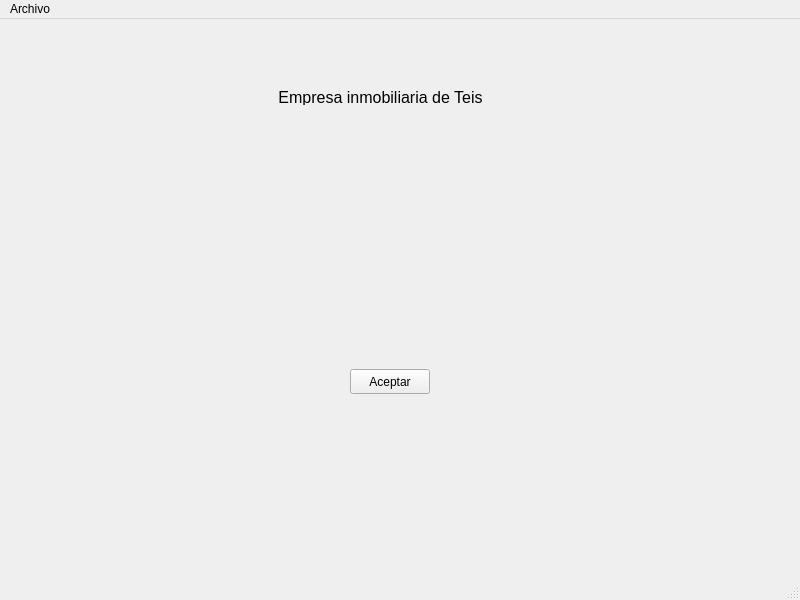
Before: the Qt Designer form venPrincipal.ui in EvanSilva/ProyectoDI-2, drawn with Qt 5.
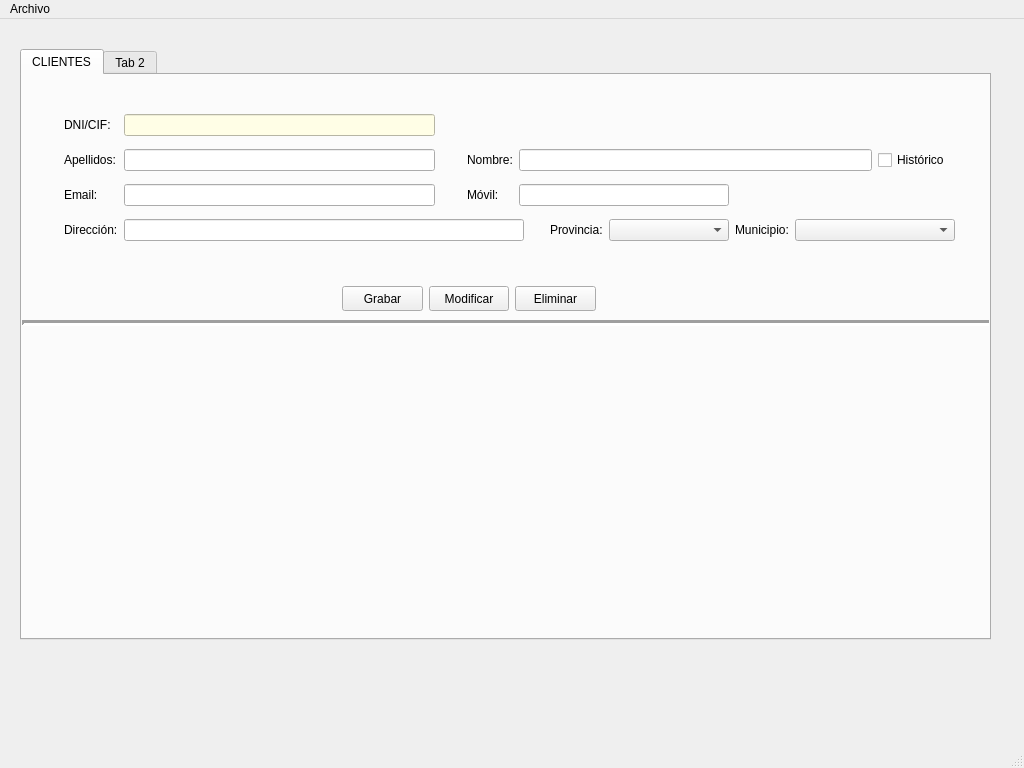
After: the same form once the commit is applied.

```diff
--- a/venPrincipal.ui
+++ b/venPrincipal.ui
@@ -6,59 +6,331 @@
    <rect>
     <x>0</x>
     <y>0</y>
-    <width>800</width>
-    <height>600</height>
+    <width>1024</width>
+    <height>768</height>
    </rect>
   </property>
   <property name="windowTitle">
    <string>Inmoteis</string>
   </property>
   <widget class="QWidget" name="centralwidget">
-   <widget class="QPushButton" name="btnAceptar">
+   <widget class="QTabWidget" name="panPrincipal">
     <property name="geometry">
      <rect>
-      <x>350</x>
-      <y>350</y>
-      <width>80</width>
-      <height>25</height>
+      <x>20</x>
+      <y>30</y>
+      <width>971</width>
+      <height>591</height>
      </rect>
     </property>
-    <property name="minimumSize">
-     <size>
-      <width>80</width>
-      <height>25</height>
-     </size>
+    <property name="currentIndex">
+     <number>0</number>
     </property>
-    <property name="maximumSize">
-     <size>
-      <width>80</width>
-      <height>25</height>
-     </size>
-    </property>
-    <property name="text">
-     <string>Aceptar</string>
-    </property>
-   </widget>
-   <widget class="QLabel" name="lblTitulo">
-    <property name="geometry">
-     <rect>
-      <x>250</x>
-      <y>70</y>
-      <width>261</width>
-      <height>16</height>
-     </rect>
-    </property>
-    <property name="font">
-     <font>
-      <pointsize>12</pointsize>
-     </font>
-    </property>
-    <property name="text">
-     <string>Empresa inmobiliaria de Teis</string>
-    </property>
-    <property name="alignment">
-     <set>Qt::AlignCenter</set>
-    </property>
+    <widget class="QWidget" name="tabClientes">
+     <attribute name="title">
+      <string>CLIENTES</string>
+     </attribute>
+     <widget class="Line" name="line">
+      <property name="geometry">
+       <rect>
+        <x>0</x>
+        <y>240</y>
+        <width>971</width>
+        <height>16</height>
+       </rect>
+      </property>
+      <property name="lineWidth">
+       <number>3</number>
+      </property>
+      <property name="orientation">
+       <enum>Qt::Horizontal</enum>
+      </property>
+     </widget>
+     <widget class="QWidget" name="">
+      <property name="geometry">
+       <rect>
+        <x>42</x>
+        <y>32</y>
+        <width>891</width>
+        <height>141</height>
+       </rect>
+      </property>
+      <layout class="QGridLayout" name="gridLayout">
+       <item row="0" column="0">
+        <widget class="QLabel" name="lblDnicli">
+         <property name="text">
+          <string>DNI/CIF:</string>
+         </property>
+        </widget>
+       </item>
+       <item row="0" column="1">
+        <widget class="QLineEdit" name="txtDnicli">
+         <property name="minimumSize">
+          <size>
+           <width>120</width>
+           <height>0</height>
+          </size>
+         </property>
+         <property name="styleSheet">
+          <string notr="true">background-color: rgb(255, 254, 230);</string>
+         </property>
+        </widget>
+       </item>
+       <item row="1" column="0">
+        <widget class="QLabel" name="lblApelcli">
+         <property name="text">
+          <string>Apellidos:</string>
+         </property>
+        </widget>
+       </item>
+       <item row="1" column="1">
+        <widget class="QLineEdit" name="txtApelCli">
+         <property name="minimumSize">
+          <size>
+           <width>300</width>
+           <height>0</height>
+          </size>
+         </property>
+        </widget>
+       </item>
+       <item row="1" column="2">
+        <spacer name="horizontalSpacer">
+         <property name="orientation">
+          <enum>Qt::Horizontal</enum>
+         </property>
+         <property name="sizeType">
+          <enum>QSizePolicy::Fixed</enum>
+         </property>
+         <property name="sizeHint" stdset="0">
+          <size>
+           <width>20</width>
+           <height>20</height>
+          </size>
+         </property>
+        </spacer>
+       </item>
+       <item row="1" column="3">
+        <widget class="QLabel" name="lblNomcli">
+         <property name="text">
+          <string>Nombre:</string>
+         </property>
+        </widget>
+       </item>
+       <item row="1" column="4" colspan="5">
+        <widget class="QLineEdit" name="txtNomcli">
+         <property name="minimumSize">
+          <size>
+           <width>300</width>
+           <height>0</height>
+          </size>
+         </property>
+         <property name="text">
+          <string/>
+         </property>
+        </widget>
+       </item>
+       <item row="1" column="9">
+        <widget class="QCheckBox" name="chkHistoriacli">
+         <property name="text">
+          <string>Histórico</string>
+         </property>
+        </widget>
+       </item>
+       <item row="2" column="0">
+        <widget class="QLabel" name="lblEmailcli">
+         <property name="text">
+          <string>Email:</string>
+         </property>
+        </widget>
+       </item>
+       <item row="2" column="1">
+        <widget class="QLineEdit" name="txtEmailcli">
+         <property name="minimumSize">
+          <size>
+           <width>300</width>
+           <height>0</height>
+          </size>
+         </property>
+         <property name="text">
+          <string/>
+         </property>
+        </widget>
+       </item>
+       <item row="2" column="2">
+        <spacer name="horizontalSpacer_2">
+         <property name="orientation">
+          <enum>Qt::Horizontal</enum>
+         </property>
+         <property name="sizeType">
+          <enum>QSizePolicy::Fixed</enum>
+         </property>
+         <property name="sizeHint" stdset="0">
+          <size>
+           <width>20</width>
+           <height>20</height>
+          </size>
+         </property>
+        </spacer>
+       </item>
+       <item row="2" column="3">
+        <widget class="QLabel" name="lblMovilcli">
+         <property name="text">
+          <string>Móvil:</string>
+         </property>
+        </widget>
+       </item>
+       <item row="2" column="4" colspan="3">
+        <widget class="QLineEdit" name="txtMovilcli">
+         <property name="minimumSize">
+          <size>
+           <width>120</width>
+           <height>0</height>
+          </size>
+         </property>
+        </widget>
+       </item>
+       <item row="3" column="0">
+        <widget class="QLabel" name="lblDircli">
+         <property name="text">
+          <string>Dirección:</string>
+         </property>
+        </widget>
+       </item>
+       <item row="3" column="1" colspan="3">
+        <widget class="QLineEdit" name="txtDircli">
+         <property name="minimumSize">
+          <size>
+           <width>400</width>
+           <height>0</height>
+          </size>
+         </property>
+        </widget>
+       </item>
+       <item row="3" column="4">
+        <spacer name="horizontalSpacer_3">
+         <property name="orientation">
+          <enum>Qt::Horizontal</enum>
+         </property>
+         <property name="sizeType">
+          <enum>QSizePolicy::Fixed</enum>
+         </property>
+         <property name="sizeHint" stdset="0">
+          <size>
+           <width>20</width>
+           <height>20</height>
+          </size>
+         </property>
+        </spacer>
+       </item>
+       <item row="3" column="5">
+        <widget class="QLabel" name="lblProvcli">
+         <property name="text">
+          <string>Provincia:</string>
+         </property>
+        </widget>
+       </item>
+       <item row="3" column="6">
+        <widget class="QComboBox" name="cmbProvcli">
+         <property name="minimumSize">
+          <size>
+           <width>120</width>
+           <height>0</height>
+          </size>
+         </property>
+        </widget>
+       </item>
+       <item row="3" column="7">
+        <widget class="QLabel" name="lblMunicli_2">
+         <property name="text">
+          <string>Municipio:</string>
+         </property>
+        </widget>
+       </item>
+       <item row="3" column="8" colspan="2">
+        <widget class="QComboBox" name="cmbMunicli_2">
+         <property name="minimumSize">
+          <size>
+           <width>160</width>
+           <height>0</height>
+          </size>
+         </property>
+        </widget>
+       </item>
+      </layout>
+     </widget>
+     <widget class="QWidget" name="">
+      <property name="geometry">
+       <rect>
+        <x>320</x>
+        <y>210</y>
+        <width>254</width>
+        <height>27</height>
+       </rect>
+      </property>
+      <layout class="QHBoxLayout" name="horizontalLayout">
+       <item>
+        <widget class="QPushButton" name="btlGrabarcli">
+         <property name="minimumSize">
+          <size>
+           <width>80</width>
+           <height>25</height>
+          </size>
+         </property>
+         <property name="text">
+          <string>Grabar</string>
+         </property>
+        </widget>
+       </item>
+       <item>
+        <widget class="QPushButton" name="btlModifcli">
+         <property name="minimumSize">
+          <size>
+           <width>80</width>
+           <height>25</height>
+          </size>
+         </property>
+         <property name="text">
+          <string>Modificar</string>
+         </property>
+        </widget>
+       </item>
+       <item>
+        <widget class="QPushButton" name="btlElimcli">
+         <property name="minimumSize">
+          <size>
+           <width>80</width>
+           <height>25</height>
+          </size>
+         </property>
+         <property name="text">
+          <string>Eliminar</string>
+         </property>
+        </widget>
+       </item>
+      </layout>
+     </widget>
+    </widget>
+    <widget class="QWidget" name="tabConstruccion">
+     <attribute name="title">
+      <string>Tab 2</string>
+     </attribute>
+     <widget class="QLabel" name="label">
+      <property name="geometry">
+       <rect>
+        <x>260</x>
+        <y>110</y>
+        <width>291</width>
+        <height>141</height>
+       </rect>
+      </property>
+      <property name="text">
+       <string>PANEL EN CONSTRUCCIÓN</string>
+      </property>
+      <property name="alignment">
+       <set>Qt::AlignCenter</set>
+      </property>
+     </widget>
+    </widget>
    </widget>
   </widget>
   <widget class="QMenuBar" name="menubar">
@@ -66,7 +338,7 @@
     <rect>
      <x>0</x>
      <y>0</y>
-     <width>800</width>
+     <width>1024</width>
      <height>21</height>
     </rect>
    </property>
```
